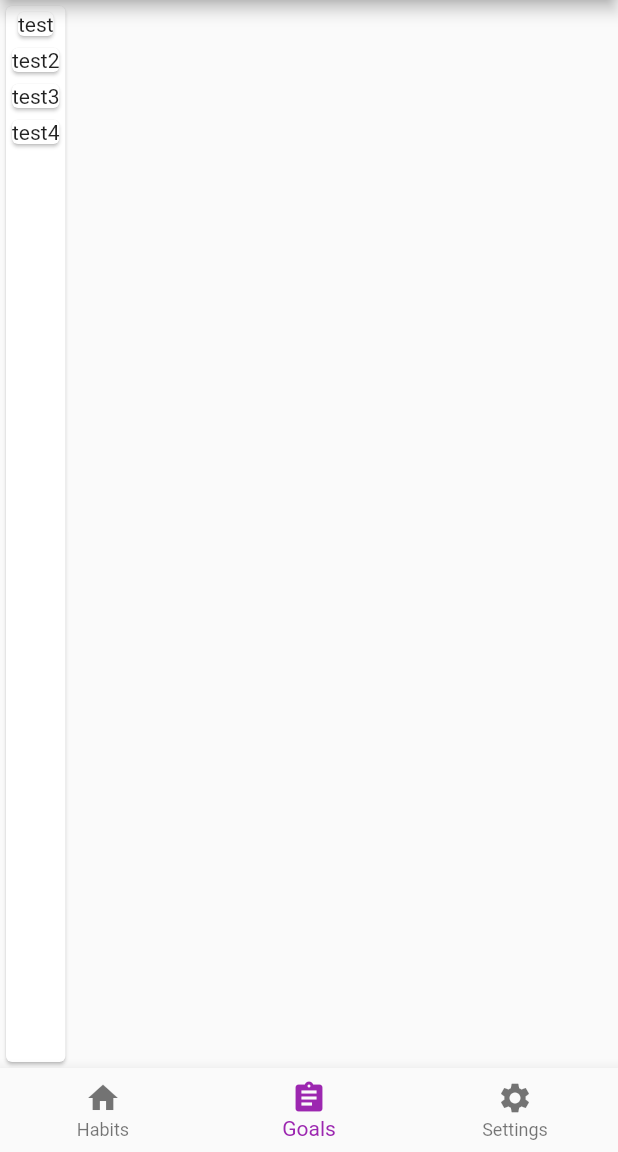
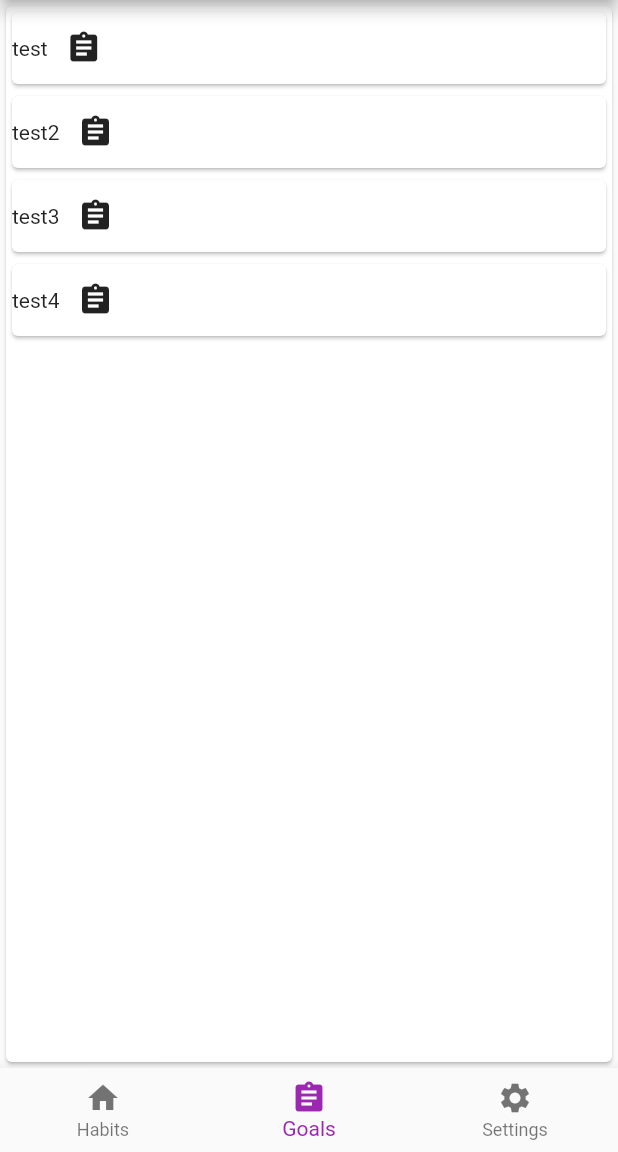
Before and after one commit to RebeccaSyria/habittracker, a Flutter app: the screen it shows after launch, item 2 of the bottom bar chosen, on a phone screen of 412 x 824 dp, the part 84-1236 px from its top. Run offline on Flutter 3.47's test engine with Material 2 defaults, Android fonts, the phone set to English and light mode, and no system bars; our stand-ins replace bloc, equatable, flutter_bloc, sembast.

Commit message:
Some more buttons for page routing

```diff
--- a/lib/widgets/goal_list.dart
+++ b/lib/widgets/goal_list.dart
@@ -1,6 +1,7 @@
 import 'package:flutter/cupertino.dart';
 import 'package:flutter/material.dart';
 import 'package:habittracker/model/goal.dart';
+import 'package:habittracker/view_goal_page.dart';
 
 class GoalList extends StatelessWidget {
   @override
@@ -14,18 +15,27 @@ class GoalList extends StatelessWidget {
     return Card(
       child: Column(
         children: <Widget>[
-          _buildGoalTile(_goals[0]),
-          _buildGoalTile(_goals[1]),
-          _buildGoalTile(_goals[2]),
-          _buildGoalTile(_goals[3])
+          _buildGoalTile(_goals[0], context),
+          _buildGoalTile(_goals[1], context),
+          _buildGoalTile(_goals[2], context),
+          _buildGoalTile(_goals[3], context)
         ],
       ),
     );
   }
 
-  Card _buildGoalTile(Goal goal) {
+  Card _buildGoalTile(Goal goal, BuildContext context) {
     return Card(
-      child: Text(goal.name),
+      child: Row(
+        children: <Widget>[
+          Text(goal.name),
+          IconButton(
+            icon: Icon(Icons.assignment),
+            onPressed: () {
+              Navigator.push(context, MaterialPageRoute(builder: (context) => ViewGoalPage()));
+            })
+    ]
+      ),
     );
   }
 }
--- a/lib/widgets/habits_list.dart
+++ b/lib/widgets/habits_list.dart
@@ -1,5 +1,6 @@
 import 'package:flutter/cupertino.dart';
 import 'package:flutter/material.dart';
+import 'package:habittracker/create_habit_page.dart';
 import 'package:habittracker/model/habit.dart';
 import 'package:habittracker/widgets/habit_tile.dart';
 
@@ -19,7 +20,13 @@ class HabitList extends StatelessWidget {
           HabitTile(habit: _habits[0]),
           HabitTile(habit: _habits[1]),
           HabitTile(habit: _habits[2]),
-          HabitTile(habit: _habits[3])
+          HabitTile(habit: _habits[3]),
+          RaisedButton(
+            child: Text("Add New Habit"),
+            onPressed: () {
+              Navigator.push(context, MaterialPageRoute(builder: (context) => CreateHabitPage()));
+            },
+          )
         ],
       ),
     );
```
